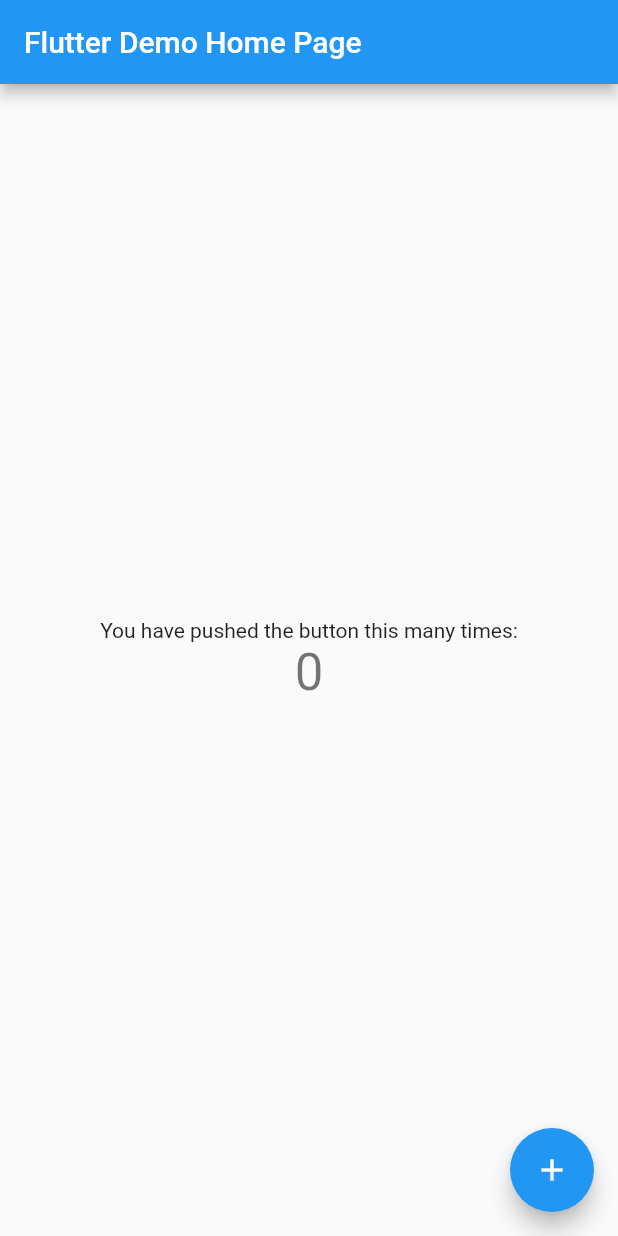
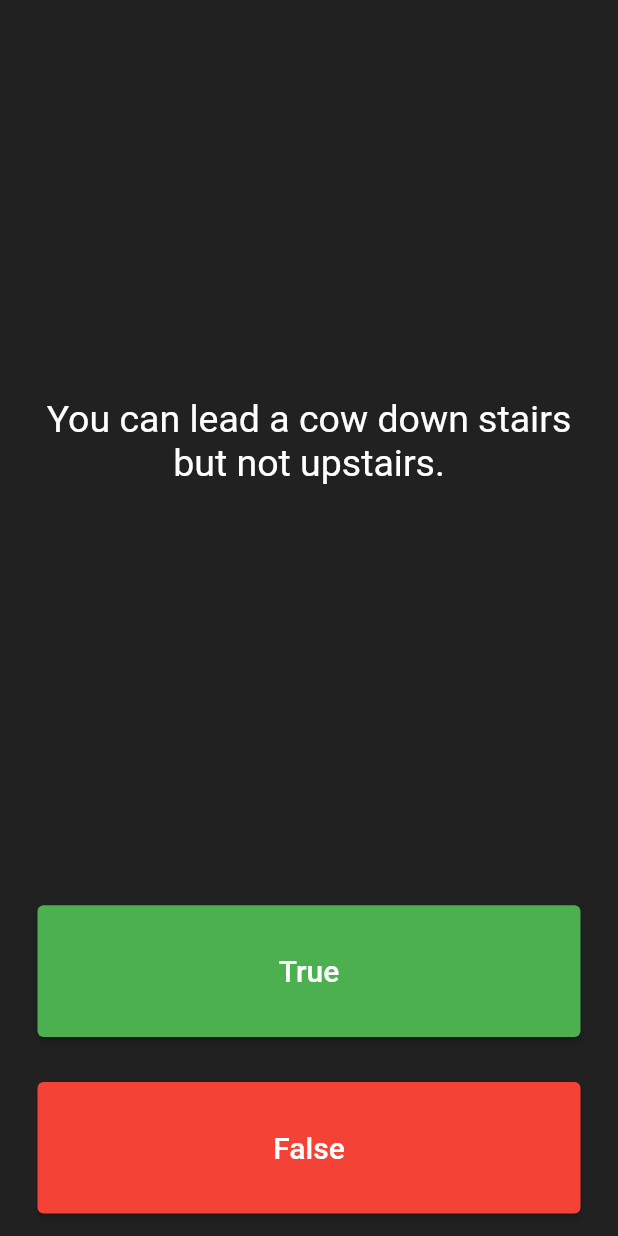
Before and after one commit to berkanergil/quiz_app, a Flutter app: the screen it shows after launch, on a phone screen of 412 x 824 dp. Run offline on Flutter 3.47's test engine with Material 2 defaults, Android fonts, the phone set to English and light mode, and no system bars; our stand-ins replace rflutter_alert.

Commit message:
project completed

```diff
--- a/lib/main.dart
+++ b/lib/main.dart
@@ -1,115 +1,140 @@
 import 'package:flutter/material.dart';
+import 'package:quiz_app/quiz_brain.dart';
+import 'package:rflutter_alert/rflutter_alert.dart';
 
-void main() {
-  runApp(const MyApp());
+QuizBrain quizBrain = QuizBrain();
+
+void main() => runApp(MaterialApp(
+      home: Scaffold(
+        backgroundColor: Colors.grey.shade900,
+        body: const SafeArea(
+            child: Padding(
+          padding: EdgeInsets.symmetric(horizontal: 10),
+          child: QuizApp(),
+        )),
+      ),
+    ));
+
+class QuizApp extends StatefulWidget {
+  const QuizApp({super.key});
+
+  @override
+  State<QuizApp> createState() => _QuizAppState();
 }
 
-class MyApp extends StatelessWidget {
-  const MyApp({super.key});
+class _QuizAppState extends State<QuizApp> {
+  List<Widget> scoreKeeper = [];
 
-  // This widget is the root of your application.
   @override
   Widget build(BuildContext context) {
-    return MaterialApp(
-      title: 'Flutter Demo',
-      theme: ThemeData(
-        // This is the theme of your application.
-        //
-        // Try running your application with "flutter run". You'll see the
-        // application has a blue toolbar. Then, without quitting the app, try
-        // changing the primarySwatch below to Colors.green and then invoke
-        // "hot reload" (press "r" in the console where you ran "flutter run",
-        // or simply save your changes to "hot reload" in a Flutter IDE).
-        // Notice that the counter didn't reset back to zero; the application
-        // is not restarted.
-        primarySwatch: Colors.blue,
+    return Column(
+      crossAxisAlignment: CrossAxisAlignment.stretch,
+      mainAxisAlignment: MainAxisAlignment.spaceBetween,
+      children: [
+        Expanded(
+          flex: 5,
+          child: Padding(
+            padding: const EdgeInsets.all(10),
+            child: Center(
+              child: Text(
+                quizBrain.getQuestionText(),
+                textAlign: TextAlign.center,
+                style: const TextStyle(fontSize: 25, color: Colors.white),
+              ),
+            ),
+          ),
+        ),
+        Expanded(
+          child: Padding(
+            padding: const EdgeInsets.all(15),
+            child: ElevatedButton(
+              style: ElevatedButton.styleFrom(
+                  foregroundColor: Colors.white, backgroundColor: Colors.green),
+              onPressed: () {
+                checkAnswer(true);
+              },
+              child: const Text(
+                'True',
+                style: TextStyle(fontSize: 20.0),
+              ),
+            ),
+          ),
+        ),
+        Expanded(
+          child: Padding(
+            padding: const EdgeInsets.all(15),
+            child: ElevatedButton(
+              style: ElevatedButton.styleFrom(
+                  foregroundColor: Colors.white, backgroundColor: Colors.red),
+              onPressed: () {
+                checkAnswer(false);
+              },
+              child: const Text(
+                'False',
+                style: TextStyle(fontSize: 20.0),
+              ),
+            ),
+          ),
+        ),
+        Row(
+          mainAxisAlignment: MainAxisAlignment.start,
+          crossAxisAlignment: CrossAxisAlignment.start,
+          children: scoreKeeper,
+        )
+      ],
+    );
+  }
+
+  void checkAnswer(bool userPickedAnswer) {
+    bool correctAnswer = quizBrain.getQuestionAnswer();
+
+    setState(() {
+      if (quizBrain.isFinished() == true) {
+        Alert(
+          context: context,
+          title: 'Finished!',
+          desc: 'You\'ve reached the end of the quiz.',
+        ).show();
+
+        quizBrain.reset();
+
+        scoreKeeper = [];
+      } else {
+        if (correctAnswer == userPickedAnswer) {
+          scoreKeeper.add(const TrueIcon());
+        } else {
+          scoreKeeper.add(const FalseIcon());
+        }
+        quizBrain.nextQuestion();
+      }
+    });
+  }
+}
+
+class TrueIcon extends StatelessWidget {
+  const TrueIcon({super.key});
+
+  @override
+  Widget build(BuildContext context) {
+    return const Expanded(
+      child: Icon(
+        Icons.check,
+        color: Colors.green,
       ),
-      home: const MyHomePage(title: 'Flutter Demo Home Page'),
     );
   }
 }
 
-class MyHomePage extends StatefulWidget {
-  const MyHomePage({super.key, required this.title});
-
-  // This widget is the home page of your application. It is stateful, meaning
-  // that it has a State object (defined below) that contains fields that affect
-  // how it looks.
-
-  // This class is the configuration for the state. It holds the values (in this
-  // case the title) provided by the parent (in this case the App widget) and
-  // used by the build method of the State. Fields in a Widget subclass are
-  // always marked "final".
-
-  final String title;
-
-  @override
-  State<MyHomePage> createState() => _MyHomePageState();
-}
-
-class _MyHomePageState extends State<MyHomePage> {
-  int _counter = 0;
-
-  void _incrementCounter() {
-    setState(() {
-      // This call to setState tells the Flutter framework that something has
-      // changed in this State, which causes it to rerun the build method below
-      // so that the display can reflect the updated values. If we changed
-      // _counter without calling setState(), then the build method would not be
-      // called again, and so nothing would appear to happen.
-      _counter++;
-    });
-  }
+class FalseIcon extends StatelessWidget {
+  const FalseIcon({super.key});
 
   @override
   Widget build(BuildContext context) {
-    // This method is rerun every time setState is called, for instance as done
-    // by the _incrementCounter method above.
-    //
-    // The Flutter framework has been optimized to make rerunning build methods
-    // fast, so that you can just rebuild anything that needs updating rather
-    // than having to individually change instances of widgets.
-    return Scaffold(
-      appBar: AppBar(
-        // Here we take the value from the MyHomePage object that was created by
-        // the App.build method, and use it to set our appbar title.
-        title: Text(widget.title),
+    return const Expanded(
+      child: Icon(
+        Icons.close,
+        color: Colors.red,
       ),
-      body: Center(
-        // Center is a layout widget. It takes a single child and positions it
-        // in the middle of the parent.
-        child: Column(
-          // Column is also a layout widget. It takes a list of children and
-          // arranges them vertically. By default, it sizes itself to fit its
-          // children horizontally, and tries to be as tall as its parent.
-          //
-          // Invoke "debug painting" (press "p" in the console, choose the
-          // "Toggle Debug Paint" action from the Flutter Inspector in Android
-          // Studio, or the "Toggle Debug Paint" command in Visual Studio Code)
-          // to see the wireframe for each widget.
-          //
-          // Column has various properties to control how it sizes itself and
-          // how it positions its children. Here we use mainAxisAlignment to
-          // center the children vertically; the main axis here is the vertical
-          // axis because Columns are vertical (the cross axis would be
-          // horizontal).
-          mainAxisAlignment: MainAxisAlignment.center,
-          children: <Widget>[
-            const Text(
-              'You have pushed the button this many times:',
-            ),
-            Text(
-              '$_counter',
-              style: Theme.of(context).textTheme.headline4,
-            ),
-          ],
-        ),
-      ),
-      floatingActionButton: FloatingActionButton(
-        onPressed: _incrementCounter,
-        tooltip: 'Increment',
-        child: const Icon(Icons.add),
-      ), // This trailing comma makes auto-formatting nicer for build methods.
     );
   }
 }
--- /dev/null
+++ b/lib/question.dart
@@ -0,0 +1,6 @@
+class Question {
+  late String questionText;
+  late bool questionAnswer;
+
+  Question(this.questionText, this.questionAnswer);
+}
--- /dev/null
+++ b/lib/quiz_brain.dart
@@ -0,0 +1,62 @@
+import 'package:quiz_app/question.dart';
+
+class QuizBrain {
+  int _questionIndex = 0;
+
+  final List<Question> _questionBank = [
+    Question('You can lead a cow down stairs but not upstairs.', false),
+    Question('Approximately one quarter of human bones are in the feet.', true),
+    Question('A slug\'s blood is green.', true),
+    Question('Some cats are actually allergic to humans', true),
+    Question('You can lead a cow down stairs but not up stairs.', false),
+    Question('Approximately one quarter of human bones are in the feet.', true),
+    Question('A slug\'s blood is green.', true),
+    Question('Buzz Aldrin\'s mother\'s maiden name was \"Moon\".', true),
+    Question('It is illegal to pee in the Ocean in Portugal.', true),
+    Question(
+        'No piece of square dry paper can be folded in half more than 7 times.',
+        false),
+    Question(
+        'In London, UK, if you happen to die in the House of Parliament, you are technically entitled to a state funeral, because the building is considered too sacred a place.',
+        true),
+    Question(
+        'The loudest sound produced by any animal is 188 decibels. That animal is the African Elephant.',
+        false),
+    Question(
+        'The total surface area of two human lungs is approximately 70 square metres.',
+        true),
+    Question('Google was originally called \"Backrub\".', true),
+    Question(
+        'Chocolate affects a dog\'s heart and nervous system; a few ounces are enough to kill a small dog.',
+        true),
+    Question(
+        'In West Virginia, USA, if you accidentally hit an animal with your car, you are free to take it home to eat.',
+        true),
+  ];
+
+  void nextQuestion() {
+    if (_questionIndex < _questionBank.length - 1) {
+      _questionIndex++;
+    }
+  }
+
+  String getQuestionText() {
+    return _questionBank[_questionIndex].questionText;
+  }
+
+  bool getQuestionAnswer() {
+    return _questionBank[_questionIndex].questionAnswer;
+  }
+
+  bool isFinished() {
+    if (_questionIndex >= _questionBank.length - 1) {
+      return true;
+    } else {
+      return false;
+    }
+  }
+
+  void reset() {
+    _questionIndex = 0;
+  }
+}
--- a/pubspec.yaml
+++ b/pubspec.yaml
@@ -36,6 +36,7 @@ dependencies:
   # The following adds the Cupertino Icons font to your application.
   # Use with the CupertinoIcons class for iOS style icons.
   cupertino_icons: ^1.0.2
+  rflutter_alert: ^2.0.4
 
 dev_dependencies:
   flutter_test:
```
Also changed, not shown: pubspec.lock, 1 other file.
